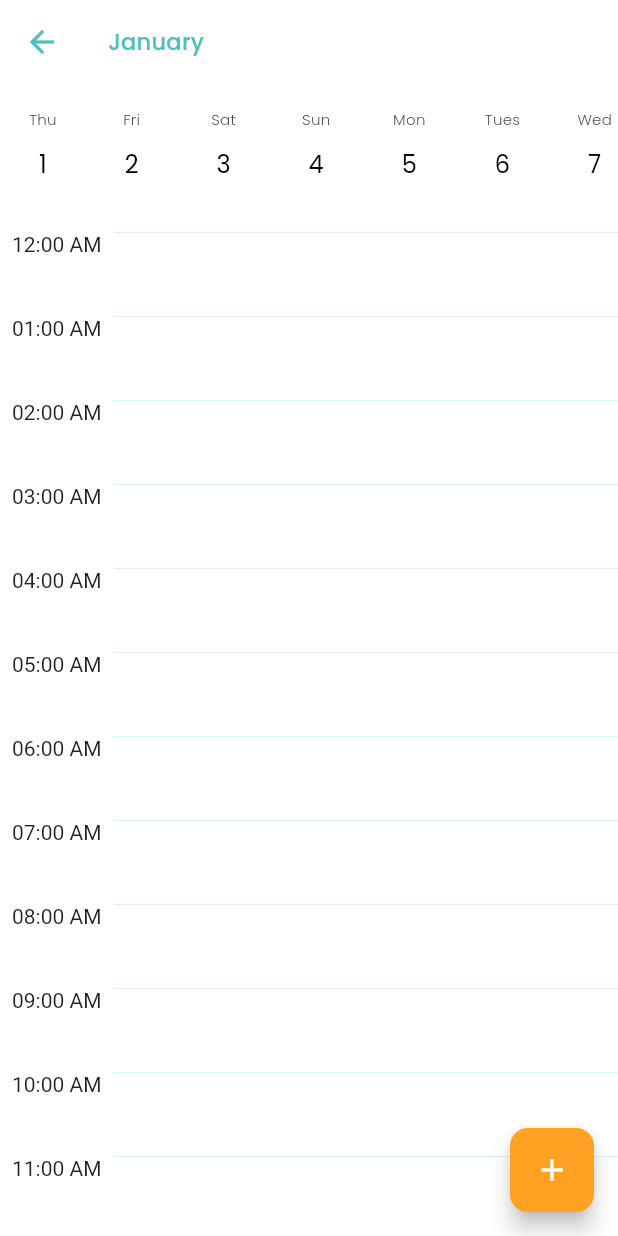
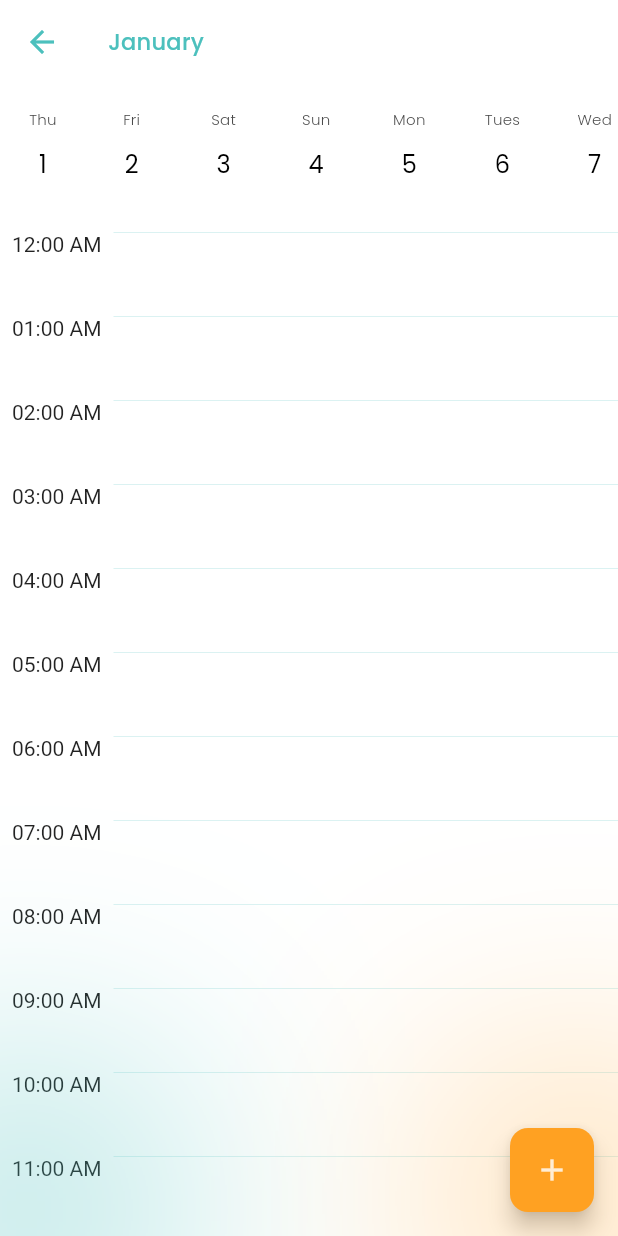
Before and after one commit to wh120/tasks, a Flutter app: the screen it shows after launch, after a tap on "10", on a phone screen of 412 x 824 dp. Run offline on Flutter 3.47's test engine with Material 2 defaults, Android fonts, the phone set to English and light mode, and no system bars; our stand-ins replace bloc, date_field, flutter_bloc, get_it.

```diff
--- a/lib/core/constants/AppTheme.dart
+++ b/lib/core/constants/AppTheme.dart
@@ -14,6 +14,7 @@ class AppTheme {
           borderRadius:BorderRadius.circular(12)
       ),
     ),
+
 
     scaffoldBackgroundColor: Colors.white,
     // scaffoldBackgroundColor,
--- /dev/null
+++ b/lib/core/utils/extensions/style_extension.dart
@@ -0,0 +1,59 @@
+import 'package:flutter/material.dart';
+
+import '../../constants/app_styles.dart';
+import '../../constants/appcolors.dart';
+
+
+
+extension StyleExtension on Widget {
+
+  addGradientInWidget( ) {
+    return Stack(
+      children: [
+        this,
+        Positioned(
+          bottom: -20,
+          left: -20,
+          child: Container(
+            width: 75,
+            height: 75,
+            decoration: BoxDecoration(
+              boxShadow: [
+                BoxShadow(
+                  color: AppColors.primary.withOpacity(0.5),
+                  spreadRadius: 50,
+                  blurRadius: 150,
+                  offset: Offset(0, 0), // changes position of shadow
+                ),
+              ],
+            ),
+
+
+          ),
+        ),
+        Positioned(
+          bottom: 0,
+          right: 0,
+          child: Container(
+            width: 50,
+            height: 50,
+            decoration: BoxDecoration(
+
+              boxShadow: [
+                BoxShadow(
+                  color: AppColors.secondary.withOpacity(0.5),
+                  spreadRadius: 50,
+                  blurRadius: 150,
+                  offset: Offset(0, 0), // changes position of shadow
+                ),
+              ],
+            ),
+
+
+          ),
+        ),
+      ],
+    );
+  }
+
+}
--- a/lib/core/widgets/calender/calender.dart
+++ b/lib/core/widgets/calender/calender.dart
@@ -1,6 +1,7 @@
 import 'package:flutter/material.dart';
 import 'package:get_it/get_it.dart';
 import 'package:task/core/utils/extensions/date_time_extensions.dart';
+import 'package:task/core/utils/extensions/style_extension.dart';
 
 import '../../constants/AppTheme.dart';
 import '../../constants/appcolors.dart';
@@ -92,7 +93,7 @@ class _CalenderState extends State<Calender> {
               ),
             );
           }),
-    );
+    ).addGradientInWidget();
   }
 
   buildMonthView(DateTime date) {
--- a/lib/core/widgets/calender/daily_calender.dart
+++ b/lib/core/widgets/calender/daily_calender.dart
@@ -3,6 +3,7 @@ import 'package:flutter_bloc/flutter_bloc.dart';
 import 'package:task/core/constants/app_styles.dart';
 import 'package:task/core/constants/appcolors.dart';
 import 'package:task/core/utils/extensions/date_time_extensions.dart';
+import 'package:task/core/utils/extensions/style_extension.dart';
 import 'package:task/core/widgets/calender/domain/cubits/calender_cubit.dart';
 
 import '../../constants/AppTheme.dart';
@@ -38,6 +39,7 @@ class _DailyCalenderState extends State<DailyCalender> {
   @override
   Widget build(BuildContext context) {
     return Scaffold(
+
       appBar: AppBar(title: Text(widget.date.printMonth())),
       floatingActionButton: FloatingActionButton(
         onPressed: ()async {
@@ -50,7 +52,7 @@ class _DailyCalenderState extends State<DailyCalender> {
         child: const Icon(Icons.add),
       ),
       body: buildBody(),
-    );
+    ).addGradientInWidget();
   }
 
   buildBody() {
```
